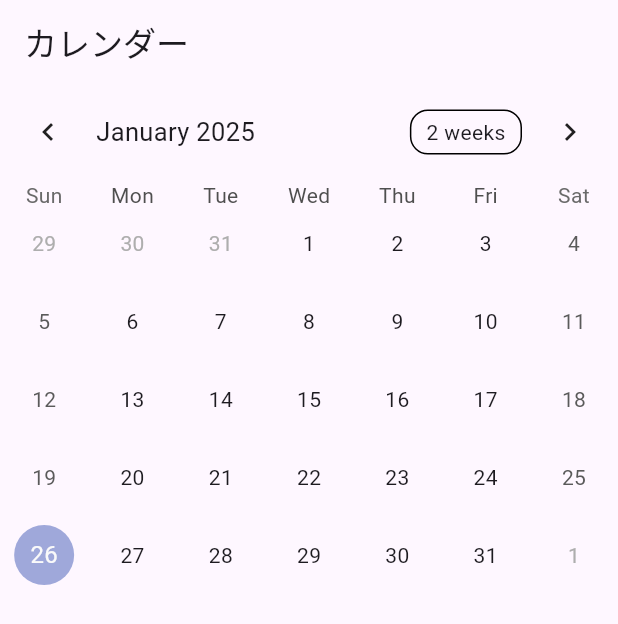
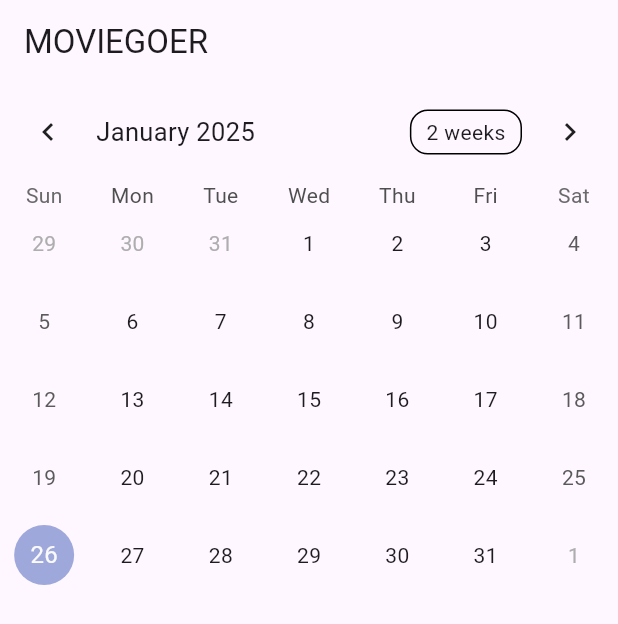
Before and after one commit to tsugunagato/my_calendar, a Flutter app: the screen it shows after launch, on a phone screen of 412 x 824 dp. Shown: the top 624 px of the screen. Run offline on Flutter 3.47's test engine with Material 3 defaults, Android fonts, the light colour scheme and no system bars; drawn by our look-alikes of table_calendar.

Commit message:
update: タイトル変更

```diff
--- a/lib/main.dart
+++ b/lib/main.dart
@@ -23,7 +23,7 @@ class Calendar extends StatelessWidget {
   Widget build(BuildContext context) {
     return Scaffold(
       appBar: AppBar(
-        title: const Text('カレンダー'),
+        title: const Text('MOVIEGOER'),
       ),
       body: TableCalendar(
         firstDay: DateTime.utc(2000, 1, 1),
```
Also changed, not shown: 1 other file.
